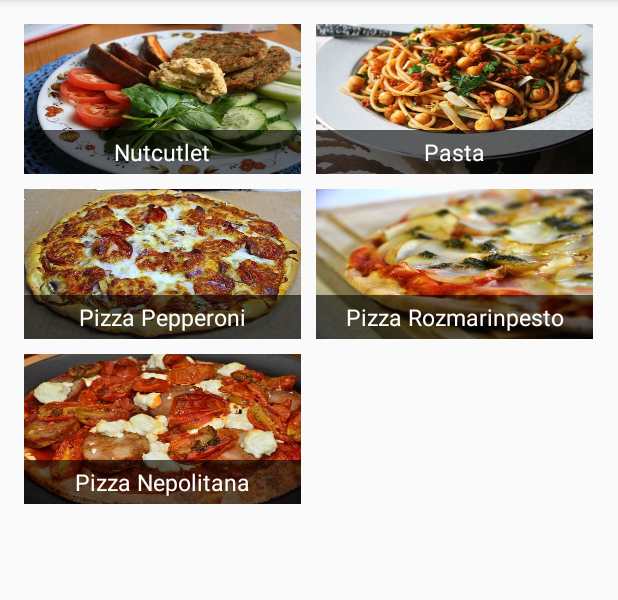
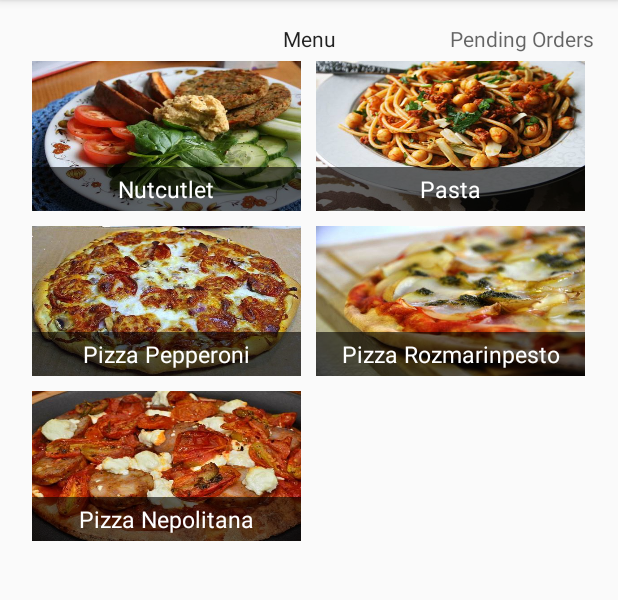
Before and after one commit to ViliusKraujutis/chear, an Android app: the screen it shows after launch (NewOrderActivity), on a phone screen of 412 x 824 dp, the part 84-684 px from its top. Run offline under Robolectric (Android 15) with nearby library versions, the phone set to English and light mode, and no system bars; our stand-ins replace ButterKnife; libraries missing offline, so code that uses them is left out: io.realm; 3 statements that could not run were skipped.

Commit message:
ViewPager

```diff
--- a/mobile/src/main/java/lt/andro/chear/NewOrderActivity.java
+++ b/mobile/src/main/java/lt/andro/chear/NewOrderActivity.java
@@ -1,21 +1,27 @@
 package lt.andro.chear;
 
+import android.app.ActionBar;
 import android.app.AlertDialog;
+import android.app.FragmentTransaction;
 import android.content.DialogInterface;
 import android.content.Intent;
 import android.os.Bundle;
 import android.support.annotation.NonNull;
 import android.support.v4.app.FragmentActivity;
+import android.support.v4.view.PagerAdapter;
+import android.support.v4.view.ViewPager;
 import android.text.TextUtils;
 import android.util.Log;
 import android.view.Menu;
 import android.view.MenuItem;
+import android.view.View;
 import android.widget.GridView;
 
 import butterknife.ButterKnife;
 import butterknife.InjectView;
 import butterknife.OnItemClick;
 import lt.andro.chear.adapters.DishAdapter;
+import lt.andro.chear.adapters.OrdersAdapter;
 import lt.andro.chear.dialog.Dialogs;
 import lt.andro.chear.dialog.NewOrderDialog;
 import lt.andro.chear.oms.Dish;
@@ -36,26 +42,49 @@ public class NewOrderActivity extends FragmentActivity {
     @InjectView(R.id.gridview_order_menu)
     GridView menuGridView;
 
-    private DishAdapter adapter;
+    @InjectView(R.id.gridview_pending_orders)
+    GridView pendingOrdersGridView;
+
+    private DishAdapter menuAdapter;
+    private OrdersAdapter pendingOrdersAdapter;
+    private ViewPager mViewPager;
 
     @Override
     protected void onCreate(Bundle savedInstanceState) {
         super.onCreate(savedInstanceState);
         setContentView(R.layout.activity_new_order);
         ButterKnife.inject(this);
-        adapter = new DishAdapter(this, DishMenu.getInstance().getDishes());
+        setViewPager();
+
+        menuAdapter = new DishAdapter(this, DishMenu.getInstance().getDishes());
         menuGridView.setNumColumns(NUM_COLUMNS);
-        menuGridView.setAdapter(adapter);
+        menuGridView.setAdapter(menuAdapter);
+
+        pendingOrdersAdapter = new OrdersAdapter(this, OrderManagementSystem.getInstance().getPendingOrders());
+        pendingOrdersGridView.setNumColumns(NUM_COLUMNS);
+        pendingOrdersGridView.setAdapter(pendingOrdersAdapter);
+
         Intent intent = getIntent();
 
         handleRejectionDoneIntent(intent);
     }
 
+    private void setViewPager() {
+
+        mViewPager = (ViewPager) findViewById(R.id.pager);
+
+        // Set the ViewPager adapter
+        WizardPagerAdapter wizardAdapter = new WizardPagerAdapter();
+        ViewPager pager = (ViewPager) findViewById(R.id.pager);
+        mViewPager.setAdapter(wizardAdapter);
+    }
+
     @OnItemClick(R.id.gridview_order_menu)
     protected void onMenuItemClick(int position) {
-        Dish dish = adapter.getItem(position);
+        Dish dish = menuAdapter.getItem(position);
         Dialogs.show(NewOrderDialog.newInstance(dish), this);
         Log.d(TAG, "new Order: " + dish.getDishName());
+        pendingOrdersGridView.invalidate();
     }
 
     @Override
@@ -116,4 +145,46 @@ public class NewOrderActivity extends FragmentActivity {
         builder.setMessage(message);
         builder.show();
     }
+
+    class WizardPagerAdapter extends PagerAdapter {
+
+        public Object instantiateItem(View collection, int position) {
+
+            int resId = 0;
+            switch (position) {
+                case 0:
+                    resId = R.id.page_one;
+                    break;
+                case 1:
+                    resId = R.id.page_two;
+                    break;
+            }
+            return findViewById(resId);
+        }
+
+        @Override
+        public int getCount() {
+            return 2;
+        }
+
+        @Override
+        public boolean isViewFromObject(View arg0, Object arg1) {
+            return arg0 == ((View) arg1);
+        }
+
+        @Override
+        public CharSequence getPageTitle(int position) {
+            String title = "Menu";
+            switch (position) {
+                case 0:
+                    title  = "Menu";
+                    break;
+                case 1:
+                    title  = "Pending Orders";
+                    break;
+            }
+            return title;
+        }
+    }
+
 }
--- /dev/null
+++ b/mobile/src/main/java/lt/andro/chear/adapters/OrdersAdapter.java
@@ -0,0 +1,53 @@
+package lt.andro.chear.adapters;
+
+import android.content.Context;
+import android.view.LayoutInflater;
+import android.view.View;
+import android.view.ViewGroup;
+import android.widget.ArrayAdapter;
+import android.widget.ImageView;
+import android.widget.TextView;
+
+import java.util.ArrayList;
+
+import butterknife.InjectView;
+import io.realm.RealmResults;
+import lt.andro.chear.R;
+import lt.andro.chear.oms.Dish;
+import lt.andro.chear.oms.DishMenu;
+import lt.andro.chear.oms.Order;
+
+/**
+ * @author Alon
+ * @since 02/11/14
+ */
+public class OrdersAdapter extends ArrayAdapter<Order> {
+
+    public OrdersAdapter(Context c, RealmResults<Order> orders) {
+        super(c, 0,orders);
+    }
+
+    /**
+     * Create a new ImageView for each item referenced by the Adapter
+     */
+    public View getView(int position, View convertView, ViewGroup parent) {
+        Order order = getItem(position);
+        if (convertView == null) {
+            convertView = LayoutInflater.from(getContext()).inflate(R.layout.dish_item, parent, false);
+        }
+        ViewHolder viewHolder = BaseViewHolder.getViewHolder(convertView, ViewHolder.class);
+
+        viewHolder.name.setText(order.getDishName());
+        int imageRes = DishMenu.getInstance().getDish(order.getDishName()).getImageResId();
+        viewHolder.image.setImageResource(imageRes);
+
+        return convertView;
+    }
+
+    public static class ViewHolder extends BaseViewHolder {
+        @InjectView(R.id.dish_item_name)
+        public TextView name;
+        @InjectView(R.id.dish_item_image)
+        public ImageView image;
+    }
+}
--- a/mobile/src/main/java/lt/andro/chear/oms/OrderManagementSystem.java
+++ b/mobile/src/main/java/lt/andro/chear/oms/OrderManagementSystem.java
@@ -1,7 +1,11 @@
 package lt.andro.chear.oms;
+
+import android.widget.ArrayAdapter;
 
 import java.util.ArrayList;
 import java.util.List;
+
+import io.realm.RealmResults;
 
 import static lt.andro.chear.MainApplication.realm;
 
@@ -48,4 +52,9 @@ public class OrderManagementSystem {
 
         return orders.get(orderId);
     }
+
+    public RealmResults<Order> getPendingOrders() {
+        RealmResults<Order> pendingOrders = realm.where(Order.class).equalTo("status", Order.Status.PENDING).findAll();
+        return pendingOrders;
+    }
 }
--- a/mobile/src/main/res/layout/activity_new_order.xml
+++ b/mobile/src/main/res/layout/activity_new_order.xml
@@ -2,21 +2,59 @@
     xmlns:tools="http://schemas.android.com/tools"
     android:layout_width="match_parent"
     android:layout_height="match_parent"
+    android:paddingBottom="@dimen/activity_vertical_margin"
     android:paddingLeft="@dimen/activity_horizontal_margin"
     android:paddingRight="@dimen/activity_horizontal_margin"
     android:paddingTop="@dimen/activity_vertical_margin"
-                android:paddingBottom="@dimen/activity_vertical_margin"
     tools:context=".MainActivity">
+
+    <android.support.v4.view.ViewPager
+        android:id="@+id/pager"
+        android:layout_width="match_parent"
+        android:layout_height="match_parent">
+
+        <android.support.v4.view.PagerTitleStrip
+            android:layout_width="wrap_content"
+            android:layout_height="wrap_content"
+            android:layout_gravity="top" />
+
+        <LinearLayout
+            android:padding="5dp"
+            android:id="@+id/page_one"
+            android:layout_width="match_parent"
+            android:layout_height="match_parent"
+            android:orientation="vertical">
 
             <GridView
                 android:id="@+id/gridview_order_menu"
                 android:layout_width="match_parent"
                 android:layout_height="match_parent"
                 android:columnWidth="90dp"
+                android:gravity="center"
+                android:horizontalSpacing="10dp"
                 android:numColumns="auto_fit"
-        android:verticalSpacing="10dp"
+                android:stretchMode="columnWidth"
+                android:verticalSpacing="10dp" />
+        </LinearLayout>
+
+        <LinearLayout
+            android:padding="5dp"
+            android:id="@+id/page_two"
+            android:layout_width="match_parent"
+            android:layout_height="match_parent"
+            android:orientation="vertical">
+
+            <GridView
+                android:id="@+id/gridview_pending_orders"
+                android:layout_width="match_parent"
+                android:layout_height="match_parent"
+                android:columnWidth="90dp"
+                android:gravity="center"
                 android:horizontalSpacing="10dp"
+                android:numColumns="auto_fit"
                 android:stretchMode="columnWidth"
-        android:gravity="center"
-        />
+                android:verticalSpacing="10dp" />
+        </LinearLayout>
+
+    </android.support.v4.view.ViewPager>
 </RelativeLayout>
```
Lines whose indentation alone changed are shown as unchanged.
